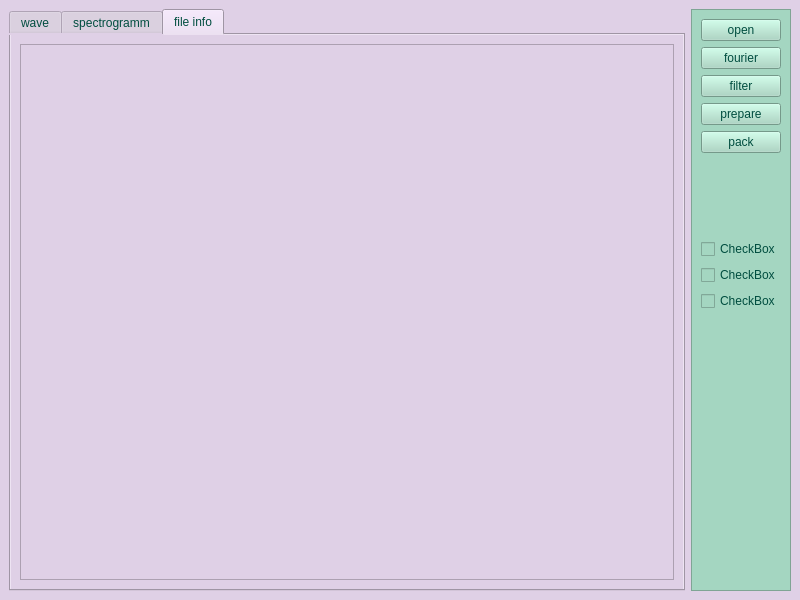
Above: mainwindow.ui from ftn21/wave before the change. Below: the same form after it.
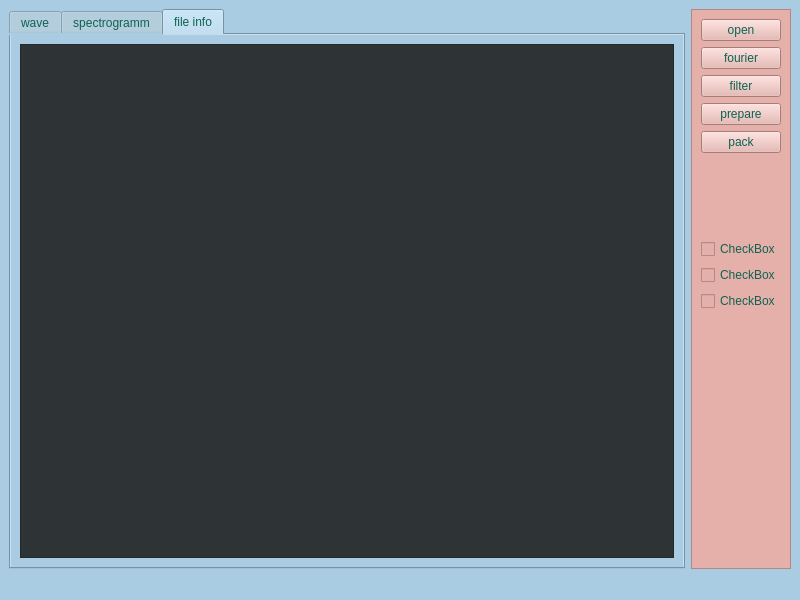
That is the form after the change. Custom widgets are drawn as their Qt base class.

Commit message: +drawing wave +coloured text in statusbar

The edit to the form file:
```diff
--- a/mainwindow.ui
+++ b/mainwindow.ui
@@ -14,8 +14,8 @@
    <string>MainWindow</string>
   </property>
   <property name="styleSheet">
-   <string notr="true">background-color: rgb(223, 208, 230);
-color: rgb(0, 77, 63);</string>
+   <string notr="true">background-color: rgb(169, 204, 227);
+color: rgb(14, 98, 81);</string>
   </property>
   <widget class="QWidget" name="centralwidget">
    <layout class="QHBoxLayout" name="horizontalLayout">
@@ -50,7 +50,14 @@
        </attribute>
        <layout class="QVBoxLayout" name="verticalLayout_5">
         <item>
-         <widget class="QTextBrowser" name="textBrowser"/>
+         <widget class="QTextBrowser" name="textBrowser">
+          <property name="styleSheet">
+           <string notr="true">background-color: rgb(46, 52, 54);
+border-color: rgb(29, 180, 137);
+color: rgb(29, 180, 137);
+gridline-color: rgb(29, 180, 137);</string>
+          </property>
+         </widget>
         </item>
        </layout>
       </widget>
@@ -59,7 +66,7 @@
     <item>
      <widget class="QFrame" name="frame">
       <property name="styleSheet">
-       <string notr="true">background-color: rgb(164, 214, 193);</string>
+       <string notr="true">background-color: rgb(230, 176, 170);</string>
       </property>
       <property name="frameShape">
        <enum>QFrame::StyledPanel</enum>
@@ -161,6 +168,7 @@
     </item>
    </layout>
   </widget>
+  <widget class="QStatusBar" name="statusBar"/>
  </widget>
  <customwidgets>
   <customwidget>
```
The commit also changes 2 other files.
